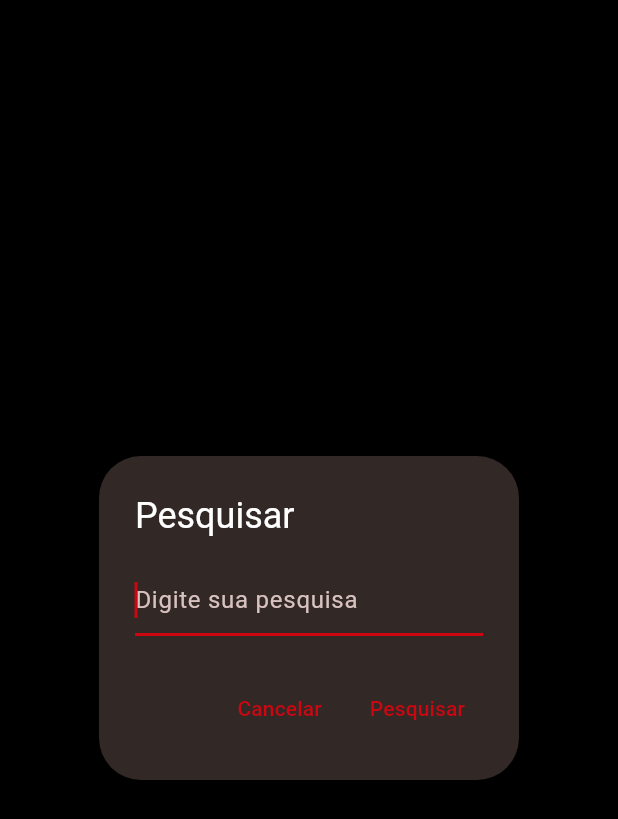
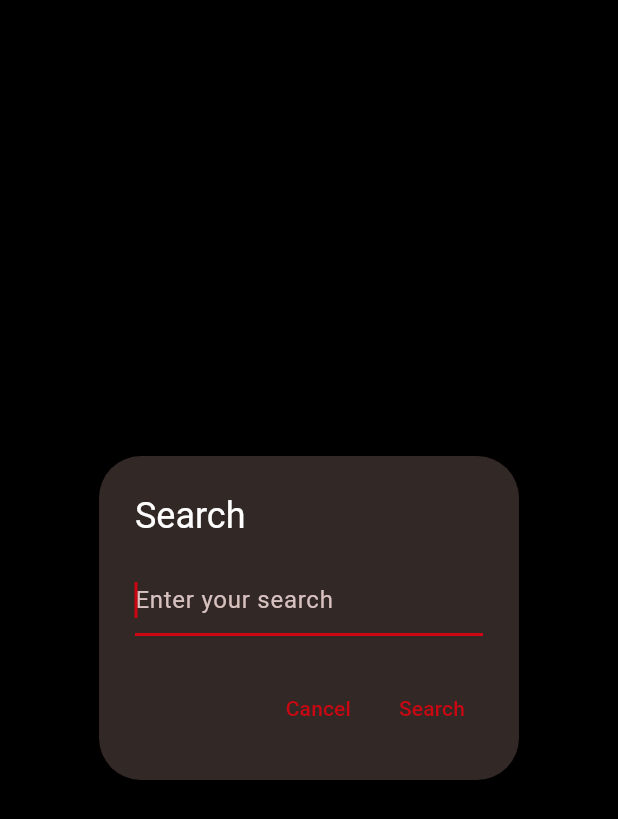
Before and after one commit to jhonnylucius/give_me_a_sip, a Flutter app: the SearchDialog widget shown alone on an empty page, opened directly, on a phone screen of 412 x 824 dp. Shown: the top 819 px of the screen. Run offline on Flutter 3.47's test engine with Material 3 defaults, Android fonts, the phone set to English and light mode, and no system bars; our stand-ins replace cloud_firestore, dio, firebase_auth, firebase_core, flutter_i18n, flutter_signin_button and 9 more; missing offline and left inert: translator; accounts and stored records are empty; generated files the repository leaves out were written again; statements that could not run were skipped.

Commit message:
adiciona suporte à tradução na tela de diálogo de pesquisa

```diff
--- a/appdrinks/lib/screens/search_dialog.dart
+++ b/appdrinks/lib/screens/search_dialog.dart
@@ -1,4 +1,5 @@
 import 'package:flutter/material.dart';
+import 'package:flutter_i18n/flutter_i18n.dart';
 
 class SearchDialog extends StatelessWidget {
   final String initialText;
@@ -11,11 +12,11 @@ class SearchDialog extends StatelessWidget {
         TextEditingController(text: initialText);
 
     return AlertDialog(
-      title: Text('Pesquisar'),
+      title: Text(FlutterI18n.translate(context, 'search_dialog.title')),
       content: TextField(
         controller: controller,
         decoration: InputDecoration(
-          hintText: 'Digite sua pesquisa',
+          hintText: FlutterI18n.translate(context, 'search_dialog.hint'),
         ),
         autofocus: true,
         textInputAction: TextInputAction.search,
@@ -25,13 +26,13 @@ class SearchDialog extends StatelessWidget {
       ),
       actions: <Widget>[
         TextButton(
-          child: Text('Cancelar'),
+          child: Text(FlutterI18n.translate(context, 'search_dialog.cancel')),
           onPressed: () {
             Navigator.of(context).pop();
           },
         ),
         TextButton(
-          child: Text('Pesquisar'),
+          child: Text(FlutterI18n.translate(context, 'search_dialog.search')),
           onPressed: () {
             Navigator.of(context).pop(controller.text);
           },
```
